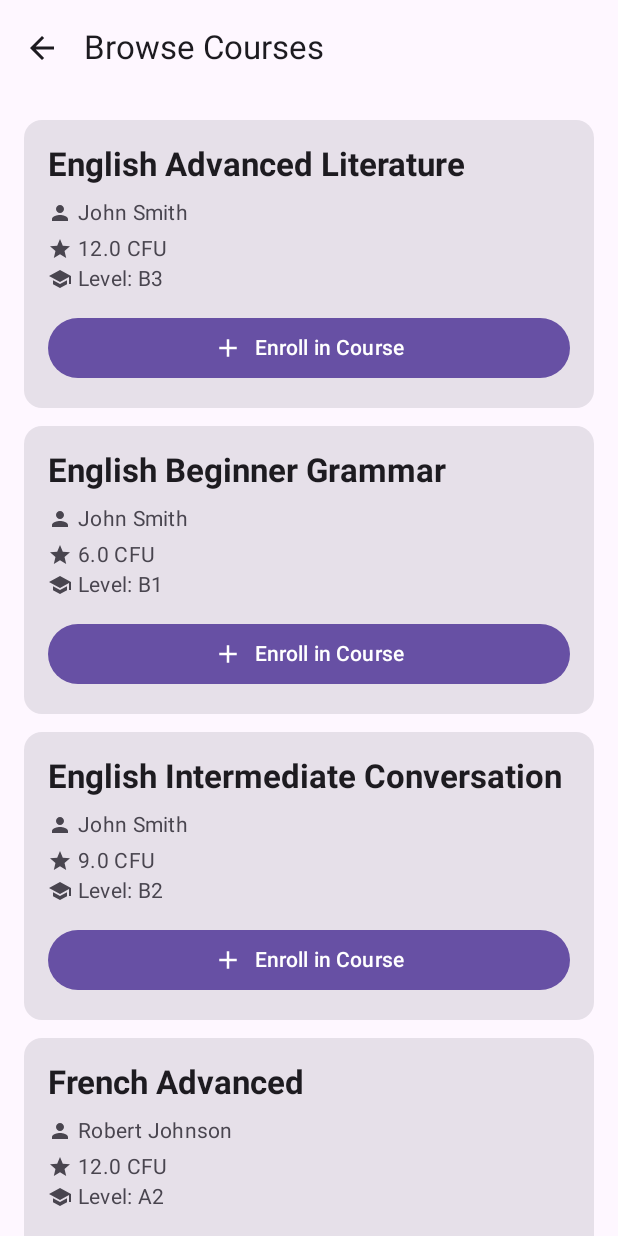
After one commit to Edocampa/Labwork1_II.3510_MobileApp, an Android app built with Jetpack Compose: the StudentCoursesScreen screen opened through its navigation route, on a phone screen of 412 x 824 dp. The commit adds this screen. Run offline under Robolectric (Android 15) with nearby library versions, the phone set to English and light mode, and no system bars; our stand-ins replace Dagger/Hilt's generated code, Room's generated code.

Commit message:
Complete student auth and course enrollment system

```diff
--- a/app/scrudstudents/src/main/java/com/tumme/scrudstudents/data/local/AppDatabase.kt
+++ b/app/scrudstudents/src/main/java/com/tumme/scrudstudents/data/local/AppDatabase.kt
@@ -103,7 +103,7 @@ import com.tumme.scrudstudents.data.local.dao.TeacherDao
         User:: class,
         TeacherEntity:: class
     ],
-    version = 2,
+    version = 4,
     exportSchema = false         // false means --> Don't export schema JSON
 )
 @TypeConverters(Converters::class)
--- a/app/scrudstudents/src/main/java/com/tumme/scrudstudents/data/local/dao/CourseDao.kt
+++ b/app/scrudstudents/src/main/java/com/tumme/scrudstudents/data/local/dao/CourseDao.kt
@@ -3,6 +3,7 @@ package com.tumme.scrudstudents.data.local.dao
 import androidx.room.*
 import com.tumme.scrudstudents.data.local.model.CourseEntity
 import kotlinx.coroutines.flow.Flow
+import com.tumme.scrudstudents.data.local.model.CourseWithTeacher
 
 @Dao
 interface CourseDao {
@@ -59,4 +60,25 @@ interface CourseDao {
 
     @Query("SELECT * FROM courses WHERE idCourse = :id LIMIT 1")
     suspend fun getCourseById(id: Int): CourseEntity?
+
+    /**
+     * Get courses filtered by level with teacher info
+     */
+    @Transaction
+    @Query("SELECT * FROM courses WHERE levelCourse = :level ORDER BY nameCourse ASC")
+    suspend fun getCoursesByLevelWithTeachers(level: String): List<CourseWithTeacher>
+
+    /**
+     * Get all courses with their teacher information
+     */
+    @Transaction
+    @Query("SELECT * FROM courses ORDER BY nameCourse ASC")
+    suspend fun getCoursesWithTeachers(): List<CourseWithTeacher>
+
+    /**
+     * Get course with teacher by ID
+     */
+    @Transaction
+    @Query("SELECT * FROM courses WHERE idCourse = :courseId")
+    suspend fun getCourseWithTeacher(courseId: Int): CourseWithTeacher?
 }
--- a/app/scrudstudents/src/main/java/com/tumme/scrudstudents/data/local/dao/StudentDao.kt
+++ b/app/scrudstudents/src/main/java/com/tumme/scrudstudents/data/local/dao/StudentDao.kt
@@ -79,4 +79,11 @@ interface StudentDao {
      */
     @Query("SELECT * FROM students WHERE idStudent = :id LIMIT 1")
     suspend fun getStudentById(id: Int): StudentEntity?
+
+    /**
+     * Get student by user ID
+     * Used to find the student profile associated with a logged-in user
+     */
+    @Query("SELECT * FROM students WHERE userId = :userId LIMIT 1")
+    suspend fun getStudentByUserId(userId: Int): StudentEntity?
 }
--- a/app/scrudstudents/src/main/java/com/tumme/scrudstudents/data/local/dao/SubscribeDao.kt
+++ b/app/scrudstudents/src/main/java/com/tumme/scrudstudents/data/local/dao/SubscribeDao.kt
@@ -44,6 +44,12 @@ interface SubscribeDao {
 
     @Query("SELECT * FROM subscribes WHERE courseId = :cId")
     fun getSubscribesByCourse(cId: Int): Flow<List<SubscribeEntity>>
+
+    /**
+     * Get subscribe by student ID and course ID
+     */
+    @Query("SELECT * FROM subscribes WHERE studentId = :studentId AND courseId = :courseId LIMIT 1")
+    suspend fun getSubscribeByStudentAndCourse(studentId: Int, courseId: Int): SubscribeEntity?
 
 
 /**
--- a/app/scrudstudents/src/main/java/com/tumme/scrudstudents/data/local/dao/UserDao.kt
+++ b/app/scrudstudents/src/main/java/com/tumme/scrudstudents/data/local/dao/UserDao.kt
@@ -14,7 +14,7 @@ interface UserDao {
 
 
     @Insert(onConflict = OnConflictStrategy.REPLACE)
-    suspend fun InsertUser(user: User): Long
+    suspend fun insertUser(user: User): Long
 
     /**
      * Find user by email (for login check)
@@ -40,6 +40,9 @@ interface UserDao {
     @Query("SELECT * FROM users WHERE idUser = :userId")
     suspend fun getUserById(userId: Int): User?
 
+    @Query("SELECT * FROM users WHERE email = :email")
+    suspend fun getUserByEmail(email: String): User?
+
     /**
      * Get all users
      */
--- a/app/scrudstudents/src/main/java/com/tumme/scrudstudents/data/local/model/CourseEntity.kt
+++ b/app/scrudstudents/src/main/java/com/tumme/scrudstudents/data/local/model/CourseEntity.kt
@@ -4,6 +4,7 @@ import androidx.room.Entity
 import androidx.room.ForeignKey
 import androidx.room.PrimaryKey
 import androidx.room.Index
+import androidx.room.ColumnInfo
 
 
 // This is the entity that represents Course table in DB
@@ -26,10 +27,12 @@ import androidx.room.Index
 data class CourseEntity(
 
     // All the fields that are contained in the Course table
-
-    @PrimaryKey val idCourse: Int,  // Primary key that is unique for each course
+    @PrimaryKey(autoGenerate = true)
+    val idCourse: Int = 0,
     val nameCourse: String,
     val ectsCourse: Float,
+
+    @ColumnInfo(name = "teacherId")
     val teacherId: Int,
     val levelCourse: String
 )
--- /dev/null
+++ b/app/scrudstudents/src/main/java/com/tumme/scrudstudents/data/local/model/CourseWithTeacher.kt
@@ -0,0 +1,19 @@
+package com.tumme.scrudstudents.data.local.model
+
+import androidx.room.Embedded
+import androidx.room.Relation
+
+/**
+ * CourseWithTeacher - Joins Course with its Teacher
+ *
+ * Used to display course information with teacher details
+ */
+data class CourseWithTeacher(
+    @Embedded val course: CourseEntity,
+
+    @Relation(
+        parentColumn = "teacherId",
+        entityColumn = "idTeacher"
+    )
+    val teacher: TeacherEntity
+)
--- a/app/scrudstudents/src/main/java/com/tumme/scrudstudents/data/local/model/SubscribeEntity.kt
+++ b/app/scrudstudents/src/main/java/com/tumme/scrudstudents/data/local/model/SubscribeEntity.kt
@@ -2,9 +2,7 @@ package com.tumme.scrudstudents.data.local.model
 
 import androidx.room.Entity
 import androidx.room.ForeignKey
-import androidx.room.PrimaryKey
 import androidx.room.Index
-import androidx.room.ColumnInfo
 
 
 // This is the entity that represents subscribes, the relationship between student and courses
--- a/app/scrudstudents/src/main/java/com/tumme/scrudstudents/di/AppModule.kt
+++ b/app/scrudstudents/src/main/java/com/tumme/scrudstudents/di/AppModule.kt
@@ -16,6 +16,8 @@ import dagger.hilt.android.qualifiers.ApplicationContext
 import com.tumme.scrudstudents.data.local.dao.UserDao
 import com.tumme.scrudstudents.data.local.dao.TeacherDao
 import com.tumme.scrudstudents.data.repository.AuthRepository
+import androidx.room.RoomDatabase
+import androidx.sqlite.db.SupportSQLiteDatabase
 
 /**
  * HILT MODULE - Dependency Injection configuration for the entire app
@@ -72,7 +74,28 @@ object AppModule {
             AppDatabase::class.java,
             "scrud-db"
         )
-            .fallbackToDestructiveMigration(false)
+            .fallbackToDestructiveMigration(true)
+            .addCallback(object : RoomDatabase.Callback() {
+                override fun onCreate(db: SupportSQLiteDatabase) {
+                    super.onCreate(db)
+                    db.execSQL("""
+            INSERT INTO teachers (idTeacher, userId, firstName, lastName) VALUES
+            (1, 0, 'John', 'Smith'),
+            (2, 0, 'Maria', 'Garcia'),
+            (3, 0, 'Robert', 'Johnson')
+        """)
+
+                    db.execSQL("""
+            INSERT INTO courses (idCourse, nameCourse, ectsCourse, teacherId, levelCourse) VALUES
+            (1, 'English Beginner Grammar', 6.0, 1, 'B1'),
+            (2, 'English Intermediate Conversation', 9.0, 1, 'B2'),
+            (3, 'English Advanced Literature', 12.0, 1, 'B3'),
+            (4, 'Spanish Beginner', 6.0, 2, 'B1'),
+            (5, 'Spanish Intermediate', 9.0, 2, 'B2'),
+            (6, 'French Advanced', 12.0, 3, 'A2')
+        """)
+                }
+            })
             .build()
 
     @Provides
--- a/app/scrudstudents/src/main/java/com/tumme/scrudstudents/ui/navigation/NavGraphs.kt
+++ b/app/scrudstudents/src/main/java/com/tumme/scrudstudents/ui/navigation/NavGraphs.kt
@@ -20,6 +20,7 @@ import androidx.compose.runtime.getValue
 import com.tumme.scrudstudents.ui.auth.RegisterScreen
 import com.tumme.scrudstudents.ui.student.StudentHomeScreen
 import com.tumme.scrudstudents.ui.teacher.TeacherHomeScreen
+import com.tumme.scrudstudents.ui.student.StudentCoursesScreen
 
 /**
  * ROUTES - Central definition of all navigation destinations
@@ -249,6 +250,16 @@ fun AppNavHost(
                         // Fresh start from login
                         popUpTo(0) { inclusive = true }
                     }
+                }
+            )
+        }
+
+        // STUDENT COURSES SCREEN - Browse and enroll in courses
+
+        composable(Routes.STUDENT_COURSES) {
+            StudentCoursesScreen(
+                onBack = {
+                    navController.navigateUp()
                 }
             )
         }
--- /dev/null
+++ b/app/scrudstudents/src/main/java/com/tumme/scrudstudents/ui/student/StudentCoursesScreen.kt
@@ -0,0 +1,218 @@
+package com.tumme.scrudstudents.ui.student
+
+import androidx.compose.foundation.layout.*
+import androidx.compose.foundation.lazy.LazyColumn
+import androidx.compose.foundation.lazy.items
+import androidx.compose.material.icons.Icons
+import androidx.compose.material.icons.filled.*
+import androidx.compose.material3.*
+import androidx.compose.runtime.*
+import androidx.compose.ui.Alignment
+import androidx.compose.ui.Modifier
+import androidx.compose.ui.text.font.FontWeight
+import androidx.compose.ui.unit.dp
+import androidx.hilt.navigation.compose.hiltViewModel
+import com.tumme.scrudstudents.data.local.model.CourseWithTeacher
+import com.tumme.scrudstudents.ui.viewmodel.StudentCoursesViewModel
+
+/**
+ * Student Courses Screen - Browse and enroll in courses
+ */
+@OptIn(ExperimentalMaterial3Api::class)
+@Composable
+fun StudentCoursesScreen(
+    onBack: () -> Unit,
+    viewModel: StudentCoursesViewModel = hiltViewModel()
+) {
+    val courses by viewModel.courses.collectAsState()
+    val isLoading by viewModel.isLoading.collectAsState()
+    val message by viewModel.message.collectAsState()
+    val enrolledCourseIds by viewModel.enrolledCourseIds.collectAsState()
+
+    // Show snackbar for messages
+    val snackbarHostState = remember { SnackbarHostState() }
+
+    LaunchedEffect(message) {
+        message?.let {
+            snackbarHostState.showSnackbar(it)
+            viewModel.clearMessage()
+        }
+    }
+
+    Scaffold(
+        topBar = {
+            TopAppBar(
+                title = { Text("Browse Courses") },
+                navigationIcon = {
+                    IconButton(onClick = onBack) {
+                        Icon(Icons.Default.ArrowBack, "Back")
+                    }
+                }
+            )
+        },
+        snackbarHost = { SnackbarHost(snackbarHostState) }
+    ) { paddingValues ->
+        Box(
+            modifier = Modifier
+                .fillMaxSize()
+                .padding(paddingValues)
+        ) {
+            if (isLoading && courses.isEmpty()) {
+                // Loading state
+                CircularProgressIndicator(
+                    modifier = Modifier.align(Alignment.Center)
+                )
+            } else if (courses.isEmpty()) {
+                // Empty state
+                Column(
+                    modifier = Modifier
+                        .fillMaxSize()
+                        .padding(32.dp),
+                    horizontalAlignment = Alignment.CenterHorizontally,
+                    verticalArrangement = Arrangement.Center
+                ) {
+                    Icon(
+                        imageVector = Icons.Default.School,
+                        contentDescription = null,
+                        modifier = Modifier.size(80.dp),
+                        tint = MaterialTheme.colorScheme.primary
+                    )
+                    Spacer(modifier = Modifier.height(16.dp))
+                    Text(
+                        text = "No courses available",
+                        style = MaterialTheme.typography.titleLarge
+                    )
+                }
+            } else {
+                // Course list
+                LazyColumn(
+                    contentPadding = PaddingValues(16.dp),
+                    verticalArrangement = Arrangement.spacedBy(12.dp)
+                ) {
+                    items(courses) { courseWithTeacher ->
+                        CourseCard(
+                            courseWithTeacher = courseWithTeacher,
+                            isEnrolled = enrolledCourseIds.contains(courseWithTeacher.course.idCourse),
+                            onEnroll = { viewModel.enrollInCourse(courseWithTeacher.course.idCourse) },
+                            isLoading = isLoading
+                        )
+                    }
+                }
+            }
+        }
+    }
+}
+
+@Composable
+private fun CourseCard(
+    courseWithTeacher: CourseWithTeacher,
+    isEnrolled: Boolean,
+    onEnroll: () -> Unit,
+    isLoading: Boolean
+) {
+    Card(
+        modifier = Modifier.fillMaxWidth()
+    ) {
+        Column(
+            modifier = Modifier.padding(16.dp)
+        ) {
+            // Course name
+            Text(
+                text = courseWithTeacher.course.nameCourse,
+                style = MaterialTheme.typography.titleLarge,
+                fontWeight = FontWeight.Bold
+            )
+
+            Spacer(modifier = Modifier.height(8.dp))
+
+            // Teacher info
+            Row(
+                verticalAlignment = Alignment.CenterVertically
+            ) {
+                Icon(
+                    imageVector = Icons.Default.Person,
+                    contentDescription = null,
+                    modifier = Modifier.size(16.dp),
+                    tint = MaterialTheme.colorScheme.onSurfaceVariant
+                )
+                Spacer(modifier = Modifier.width(4.dp))
+                Text(
+                    text = "${courseWithTeacher.teacher.firstName} ${courseWithTeacher.teacher.lastName}",
+                    style = MaterialTheme.typography.bodyMedium,
+                    color = MaterialTheme.colorScheme.onSurfaceVariant
+                )
+            }
+
+            Spacer(modifier = Modifier.height(4.dp))
+
+            // CFU info
+            Row(
+                verticalAlignment = Alignment.CenterVertically
+            ) {
+                Icon(
+                    imageVector = Icons.Default.Star,
+                    contentDescription = null,
+                    modifier = Modifier.size(16.dp),
+                    tint = MaterialTheme.colorScheme.onSurfaceVariant
+                )
+                Spacer(modifier = Modifier.width(4.dp))
+                Text(
+                    text = "${courseWithTeacher.course.ectsCourse} CFU",
+                    style = MaterialTheme.typography.bodyMedium,
+                    color = MaterialTheme.colorScheme.onSurfaceVariant
+                )
+            }
+
+            Row(
+                verticalAlignment = Alignment.CenterVertically
+            ) {
+                Icon(
+                    imageVector = Icons.Default.School,
+                    contentDescription = null,
+                    modifier = Modifier.size(16.dp),
+                    tint = MaterialTheme.colorScheme.onSurfaceVariant
+                )
+                Spacer(modifier = Modifier.width(4.dp))
+                Text(
+                    text = "Level: ${courseWithTeacher.course.levelCourse}",
+                    style = MaterialTheme.typography.bodyMedium,
+                    color = MaterialTheme.colorScheme.onSurfaceVariant
+                )
+            }
+
+            Spacer(modifier = Modifier.height(12.dp))
+
+            // Enroll button
+            if (isEnrolled) {
+                AssistChip(
+                    onClick = { },
+                    label = { Text("Enrolled") },
+                    leadingIcon = {
+                        Icon(
+                            imageVector = Icons.Default.CheckCircle,
+                            contentDescription = null,
+                            modifier = Modifier.size(18.dp)
+                        )
+                    },
+                    colors = AssistChipDefaults.assistChipColors(
+                        containerColor = MaterialTheme.colorScheme.primaryContainer
+                    )
+                )
+            } else {
+                Button(
+                    onClick = onEnroll,
+                    enabled = !isLoading,
+                    modifier = Modifier.fillMaxWidth()
+                ) {
+                    Icon(
+                        imageVector = Icons.Default.Add,
+                        contentDescription = null,
+                        modifier = Modifier.size(20.dp)
+                    )
+                    Spacer(modifier = Modifier.width(8.dp))
+                    Text("Enroll in Course")
+                }
+            }
+        }
+    }
+}
--- a/app/scrudstudents/src/main/java/com/tumme/scrudstudents/ui/student/StudentDetailsScreen.kt
+++ b/app/scrudstudents/src/main/java/com/tumme/scrudstudents/ui/student/StudentDetailsScreen.kt
@@ -37,8 +37,8 @@ fun StudentDetailScreen(
             } else {
                 Text("ID: ${student!!.idStudent}")
                 Text("Name: ${student!!.firstName} ${student!!.lastName}")
-                Text("DOB: ${sdf.format(student!!.dateOfBirth)}")
-                Text("Gender: ${student!!.gender.value}")
+                //Text("DOB: ${sdf.format(student!!.dateOfBirth)}")
+                //Text("Gender: ${student!!.gender.value}")
             }
         }
     }
--- a/app/scrudstudents/src/main/java/com/tumme/scrudstudents/ui/student/StudentFormScreen.kt
+++ b/app/scrudstudents/src/main/java/com/tumme/scrudstudents/ui/student/StudentFormScreen.kt
@@ -171,8 +171,8 @@ fun StudentFormScreen(
                 idStudent = id,
                 lastName = lastName,
                 firstName = firstName,
-                dateOfBirth = dob,
-                gender = gender,
+                //dateOfBirth = dob,
+                //gender = gender,
                 userId = 0,
                 level = "B1" // Default at the moment, only for testing
             )
--- a/app/scrudstudents/src/main/java/com/tumme/scrudstudents/ui/student/StudentRow.kt
+++ b/app/scrudstudents/src/main/java/com/tumme/scrudstudents/ui/student/StudentRow.kt
@@ -29,10 +29,10 @@ fun StudentRow(
         .padding(8.dp),
         verticalAlignment = Alignment.CenterVertically
     ) {
-        Text(text = student.dateOfBirth.let { dateFormat.format(it) }, modifier = Modifier.weight(0.25f))
+        //Text(text = student.dateOfBirth.let { dateFormat.format(it) }, modifier = Modifier.weight(0.25f))
         Text(text = "${student.lastName}", modifier = Modifier.weight(0.25f))
         Text(text = "${student.firstName}", modifier = Modifier.weight(0.25f))
-        Text(text = student.gender.value, modifier = Modifier.weight(0.15f))
+        //Text(text = student.gender.value, modifier = Modifier.weight(0.15f))
         Row(modifier = Modifier.weight(0.10f), horizontalArrangement = Arrangement.SpaceEvenly) {
             IconButton(onClick = onView) { Icon(Icons.Default.Info, contentDescription="View") }
             IconButton(onClick = onEdit) { Icon(Icons.Default.Edit, contentDescription="Edit") }
--- /dev/null
+++ b/app/scrudstudents/src/main/java/com/tumme/scrudstudents/ui/viewmodel/StudentCourseViewModel.kt
@@ -0,0 +1,119 @@
+package com.tumme.scrudstudents.ui.viewmodel
+
+import androidx.lifecycle.ViewModel
+import androidx.lifecycle.viewModelScope
+import com.tumme.scrudstudents.data.local.model.CourseWithTeacher
+import com.tumme.scrudstudents.data.local.model.SubscribeEntity
+import com.tumme.scrudstudents.data.repository.AuthRepository
+import com.tumme.scrudstudents.data.repository.SCRUDRepository
+import dagger.hilt.android.lifecycle.HiltViewModel
+import kotlinx.coroutines.flow.MutableStateFlow
+import kotlinx.coroutines.flow.StateFlow
+import kotlinx.coroutines.flow.asStateFlow
+import kotlinx.coroutines.launch
+import javax.inject.Inject
+import kotlinx.coroutines.flow.map
+import kotlinx.coroutines.flow.toSet
+
+/**
+ * StudentCoursesViewModel - Manages student course browsing and enrollment
+ */
+@HiltViewModel
+class StudentCoursesViewModel @Inject constructor(
+    private val repository: SCRUDRepository,
+    private val authRepository: AuthRepository
+) : ViewModel() {
+
+    private val _courses = MutableStateFlow<List<CourseWithTeacher>>(emptyList())
+    val courses: StateFlow<List<CourseWithTeacher>> = _courses.asStateFlow()
+
+    private val _isLoading = MutableStateFlow(false)
+    val isLoading: StateFlow<Boolean> = _isLoading.asStateFlow()
+
+    private val _message = MutableStateFlow<String?>(null)
+    val message: StateFlow<String?> = _message.asStateFlow()
+
+    private val _enrolledCourseIds = MutableStateFlow<Set<Int>>(emptySet())
+    val enrolledCourseIds: StateFlow<Set<Int>> = _enrolledCourseIds.asStateFlow()
+
+    init {
+        loadCourses()
+        loadEnrolledCourses()
+    }
+
+    private fun loadCourses() = viewModelScope.launch {
+        _isLoading.value = true
+        try {
+            val currentUser = authRepository.currentUser.value
+
+            if (currentUser?.level != null) {
+                _courses.value = repository.getCoursesByLevel(currentUser.level)
+            } else {
+                _courses.value = repository.getCoursesWithTeachers()
+            }
+        } catch (e: Exception) {
+            _message.value = "Error loading courses: ${e.message}"
+        } finally {
+            _isLoading.value = false
+        }
+    }
+
+    private fun loadEnrolledCourses() = viewModelScope.launch {
+        val currentUser = authRepository.currentUser.value
+        if (currentUser != null) {
+            try {
+                val student = repository.getStudentByUserId(currentUser.idUser)
+                if (student != null) {
+                    repository.getSubscribesByStudent(student.idStudent).collect { subscriptions ->
+                        val courseIdsList = mutableListOf<Int>()
+                        for (subscription in subscriptions) {
+                            courseIdsList.add(subscription.courseId)
+                        }
+                        _enrolledCourseIds.value = courseIdsList.toSet()
+                    }
+                }
+            } catch (e: Exception) {
+                _message.value = "Error loading enrollments: ${e.message}"
+            }
+        }
+    }
+
+    fun enrollInCourse(courseId: Int) = viewModelScope.launch {
+        val currentUser = authRepository.currentUser.value
+        if (currentUser == null) {
+            _message.value = "User not logged in"
+            return@launch
+        }
+
+        _isLoading.value = true
+        try {
+            val student = repository.getStudentByUserId(currentUser.idUser)
+            if (student == null) {
+                _message.value = "Student profile not found"
+                return@launch
+            }
+
+            // Check if already enrolled
+            if (repository.isStudentEnrolled(student.idStudent, courseId)) {
+                _message.value = "Already enrolled in this course"
+                return@launch
+            }
+
+            // Enroll student
+            repository.enrollStudent(student.idStudent, courseId)
+
+            // Reload enrolled courses
+            loadEnrolledCourses()
+
+            _message.value = "Successfully enrolled in course!"
+        } catch (e: Exception) {
+            _message.value = "Error enrolling: ${e.message}"
+        } finally {
+            _isLoading.value = false
+        }
+    }
+
+    fun clearMessage() {
+        _message.value = null
+    }
+}
```
Also changed, not shown: app/scrudstudents/src/main/java/com/tumme/scrudstudents/data/local/model/StudentEntity.kt (+8 -3 lines), app/scrudstudents/src/main/java/com/tumme/scrudstudents/data/local/model/TeacherEntity.kt (+8 -3 lines), app/scrudstudents/src/main/java/com/tumme/scrudstudents/data/repository/AuthRepository.kt (+34 -9 lines), app/scrudstudents/src/main/java/com/tumme/scrudstudents/data/repository/SCRUDRepository.kt (+52 -3 lines).
